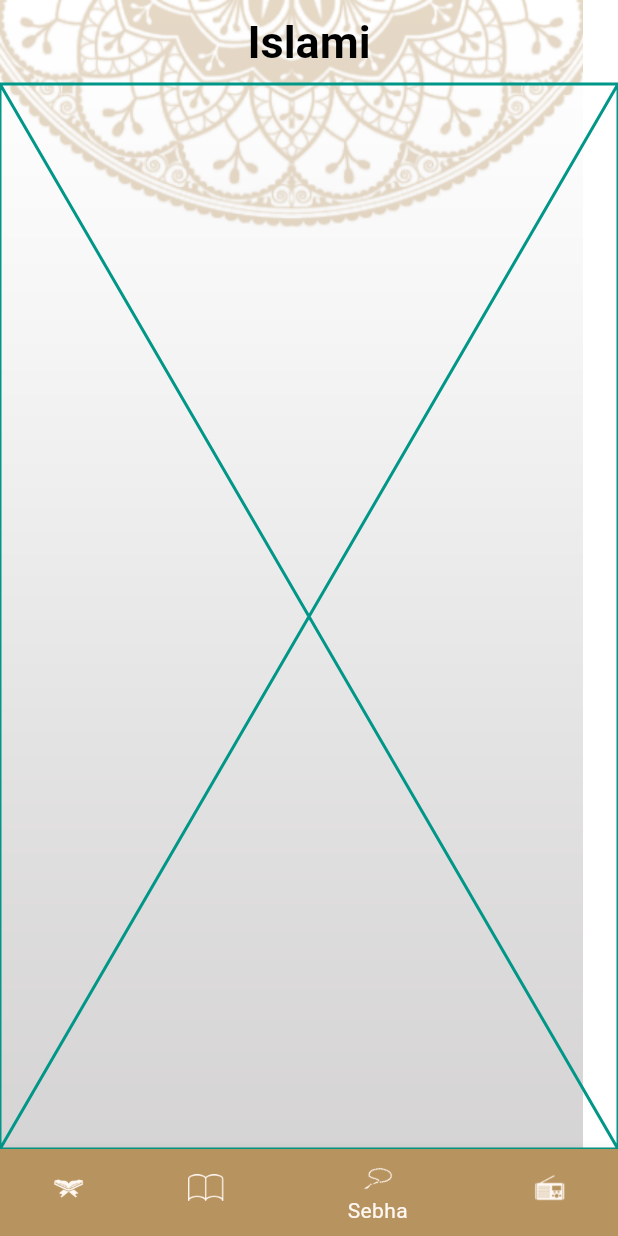
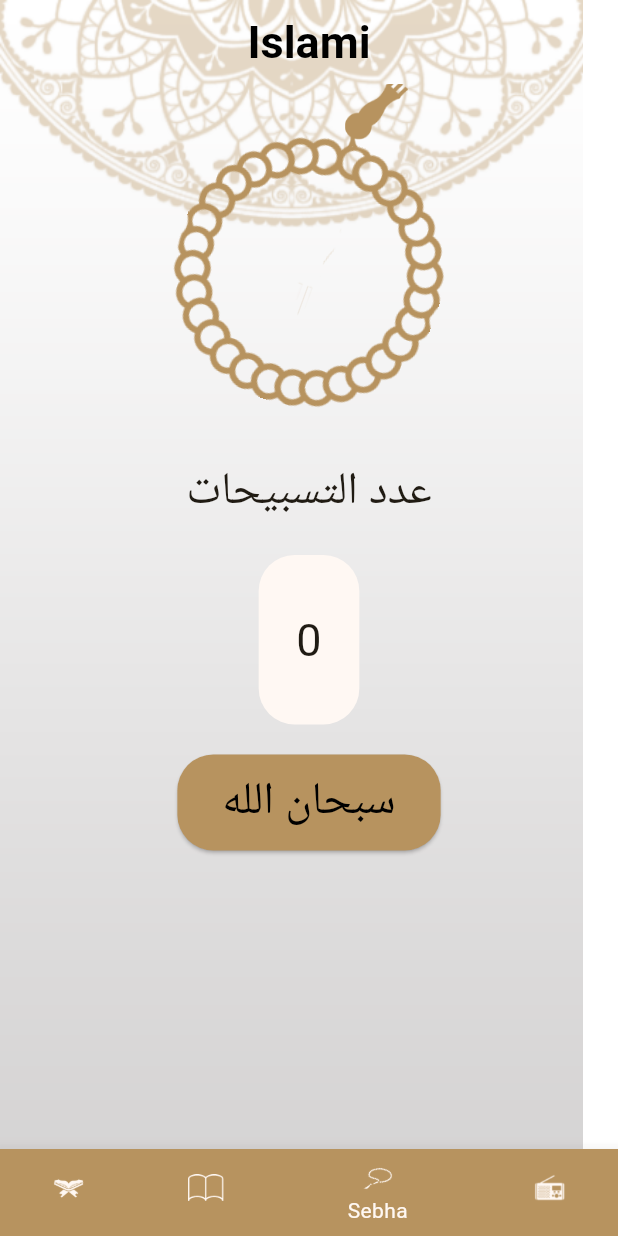
Before and after one commit to ShimaaShams2022/my_isalmi_app_2024, a Flutter app: the screen it shows after launch, item 3 of the bottom bar chosen, on a phone screen of 412 x 824 dp. Run offline on Flutter 3.47's test engine with Material 3 defaults, Android fonts, the light colour scheme and no system bars.

Commit message:
feat: add sebha tab

```diff
--- a/lib/sepha/SephaTab.dart
+++ b/lib/sepha/SephaTab.dart
@@ -1,12 +1,111 @@
+import 'dart:math';
+
 import 'package:flutter/material.dart';
 
-class SephaTab extends StatelessWidget {
+import '../theme/MyTheme.dart';
+
+
+class SephaTab extends StatefulWidget {
   const SephaTab({super.key});
 
   @override
+  State<SephaTab> createState() => _TasbehTabState();
+}
+
+class _TasbehTabState extends State<SephaTab> {
+
+  List<String> doaa = ['سبحان الله', 'الحمد لله', 'الله أكبر'];
+  String mydoaa = 'سبحان الله';
+  int numberOfTasbe7 = 0;
+  double angle =(pi* 20)/180;
+  int i = 0;
+
+  @override
   Widget build(BuildContext context) {
-    return const Placeholder(
-      color: Colors.teal,
+    return Container(
+      alignment: Alignment.center,
+      child: Column(
+        children: [
+
+          Stack(
+              children:[
+                Positioned(
+                    top:-5,
+                    right: 50,
+                    width: 60,
+                    height: 60,
+                    child:
+                    Image(image: AssetImage('assets/images/head_seb7a.png'))
+                ),
+                Container(
+                    padding: EdgeInsets.all(35),
+                    width: 250,
+                    height: 250,
+                    child: Transform.rotate(
+                        angle: angle,
+                        child: Image(
+                            image: AssetImage('assets/images/body_seb7a.png')))
+                ),
+              ]
+          ),
+          Container(
+              padding: EdgeInsets.symmetric(horizontal: 10, vertical: 0),
+              margin: EdgeInsets.symmetric(horizontal: 10, vertical: 0),
+              child: Text('عدد التسبيحات',
+                  style: TextStyle(
+                    fontSize: 30,
+                  ))),
+          Container(
+              decoration: BoxDecoration(
+                  color: Theme.of(context).cardColor,
+                  borderRadius: BorderRadius.circular(24)),
+              padding: EdgeInsets.symmetric(horizontal: 25, vertical: 35),
+              margin: EdgeInsets.symmetric(horizontal: 10, vertical: 20),
+              child: Text('${numberOfTasbe7}',
+                  style: TextStyle(fontSize: 30)
+              )
+          ),
+          ElevatedButton(
+              onPressed: () {
+                onPress();
+              },
+              style: ElevatedButton.styleFrom(
+                  padding:
+                  EdgeInsets.symmetric(horizontal: 30, vertical: 10),
+                  backgroundColor: MyThemeData.lightPrimary,
+                  shape: RoundedRectangleBorder(
+                      borderRadius: BorderRadius.circular(24)) // background
+              ),
+              child: Text(mydoaa,
+                  style:TextStyle(
+                      fontSize: 30,
+                      color: Colors.black
+                  ) ))
+        ],
+      ),
     );
   }
+
+  void onPress() {
+
+    numberOfTasbe7++;
+    angle = angle + 0.1;
+    setState(() {});
+
+    if (numberOfTasbe7 == 33) {
+      numberOfTasbe7 = 0;
+      i++;
+    }
+    if (i == 1) {
+      mydoaa = doaa[1];
+      setState(() {});
+    } else if (i == 2) {
+      mydoaa = doaa[2];
+      setState(() {});
+    } else if (i == 3) {
+      i = 0;
+      mydoaa = doaa[0];
+      setState(() {});
+    }
+  }
 }
```
